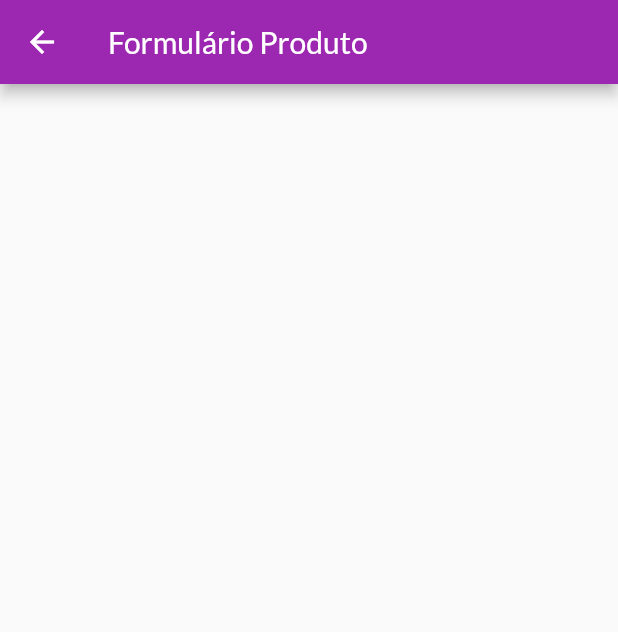
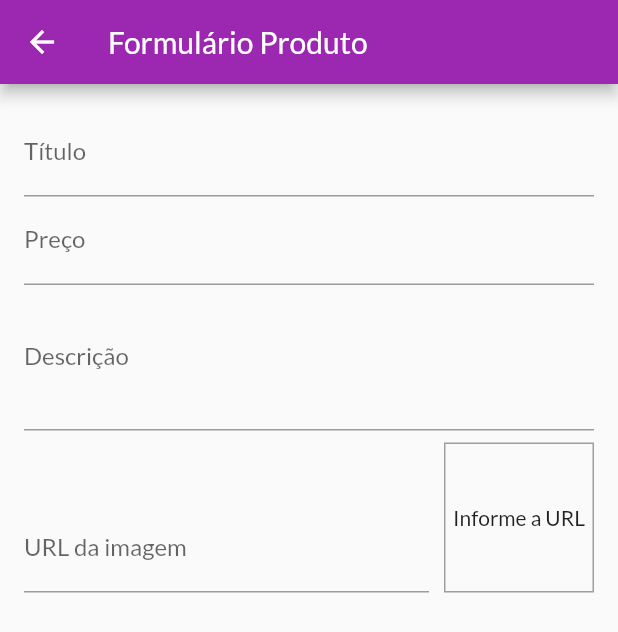
Before and after one commit to BrunoLeonardoRamosRibeiro/provider_app, a Flutter app: the ProductFormScreen screen opened by its route, on a phone screen of 412 x 824 dp. Shown: the top 632 px of the screen. Run offline on Flutter 3.47's test engine with Material 2 defaults, Android fonts, the phone set to English and light mode, and no system bars; network calls fail.

Commit message:
Commit 11

```diff
--- a/lib/views/product_form_screen.dart
+++ b/lib/views/product_form_screen.dart
@@ -7,13 +7,108 @@ class ProductFormScreen extends StatefulWidget {
 }
 
 class _ProductFormScreenState extends State<ProductFormScreen> {
+  final _priceFocusNode = FocusNode();
+  final _descriptionFocusNode = FocusNode();
+  final _imageUrlFocusNode = FocusNode();
+  final _imageUrlController = TextEditingController();
+
+  @override
+  void initState() {
+    super.initState();
+    _imageUrlFocusNode.addListener(_updateImage);
+  }
+
+  void _updateImage() {
+    setState(() {
+
+    });
+  }
+
+  @override
+  void dispose() {
+    super.dispose();
+    _priceFocusNode.dispose();
+    _descriptionFocusNode.dispose();
+    _imageUrlFocusNode.removeListener(_updateImage);
+    _imageUrlFocusNode.dispose();
+  }
+
   @override
   Widget build(BuildContext context) {
     return Scaffold(
       appBar: AppBar(
         title: Text('Formulário Produto'),
       ),
+      body: Padding(
+        padding: const EdgeInsets.all(16.0),
+        child: Form(
+          child: ListView(
+            children: [
+              TextFormField(
+                decoration: InputDecoration(
+                  labelText: 'Título',
+                ),
+                textInputAction: TextInputAction.next,
+                onFieldSubmitted: (_) {
+                  FocusScope.of(context).requestFocus(_priceFocusNode);
+                },
+              ),
+              TextFormField(
+                decoration: InputDecoration(
+                  labelText: 'Preço',
+                ),
+                textInputAction: TextInputAction.next,
+                keyboardType: TextInputType.numberWithOptions(decimal: true),
+                focusNode: _priceFocusNode,
+                onFieldSubmitted: (_) {
+                  FocusScope.of(context).requestFocus(_descriptionFocusNode);
+                },
+              ),
+              TextFormField(
+                decoration: InputDecoration(
+                  labelText: 'Descrição',
+                ),
+                maxLines: 3,
+                keyboardType: TextInputType.multiline,
+                focusNode: _descriptionFocusNode,
+              ),
+              Row(
+                crossAxisAlignment: CrossAxisAlignment.end,
+                children: [
+                  Expanded(
+                    child: TextFormField(
+                      decoration: InputDecoration(
+                        labelText: 'URL da imagem',
+                      ),
+                      keyboardType: TextInputType.url,
+                      textInputAction: TextInputAction.done,
+                      focusNode: _imageUrlFocusNode,
+                      controller: _imageUrlController,
+                    ),
+                  ),
+                  Container(
+                    height: 100,
+                    width: 100,
+                    margin: EdgeInsets.only(top: 8, left: 10),
+                    decoration: BoxDecoration(
+                      border: Border.all(color: Colors.grey, width: 1),
+                    ),
+                    alignment: Alignment.center,
+                    child: _imageUrlController.text.isEmpty
+                        ? Text('Informe a URL')
+                        : FittedBox(
+                            child: Image.network(
+                              _imageUrlController.text,
+                              fit: BoxFit.cover,
+                            ),
+                          ),
+                  ),
+                ],
+              )
+            ],
+          ),
+        ),
+      ),
     );
-
   }
 }
```
